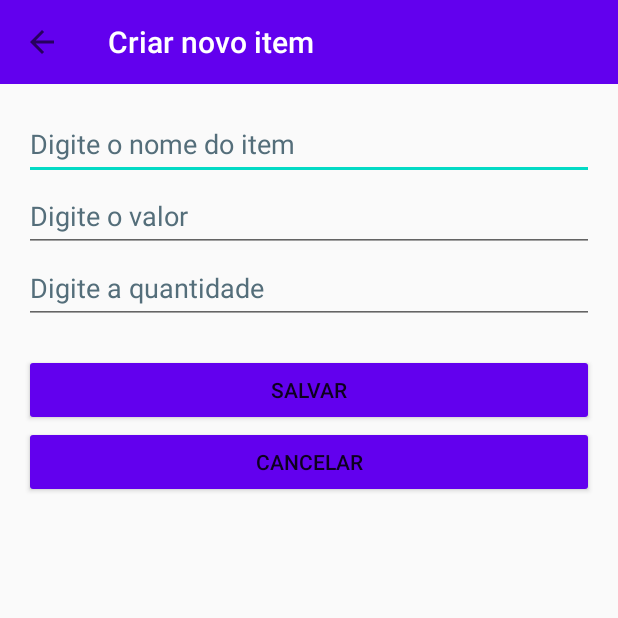
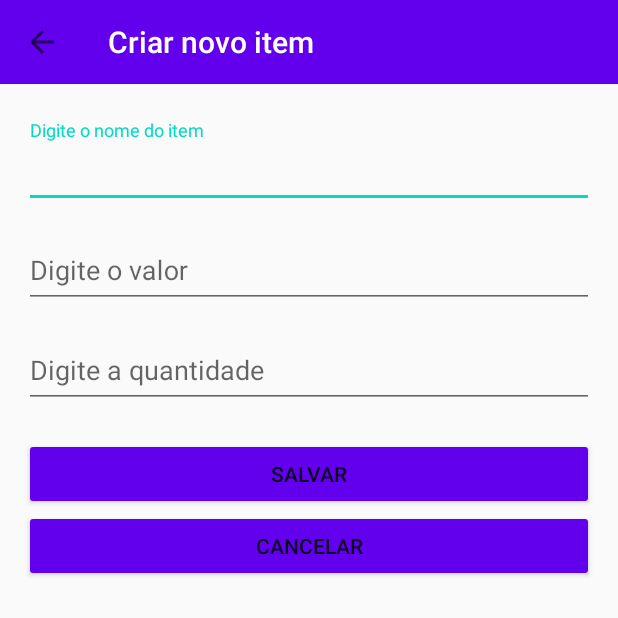
Before and after one commit to luizfelipetorres/kotlin_shopping-list, an Android app: the screen it shows after launch (AddItemActivity), after a tap on "Botão para criar um novo item na lista", on a phone screen of 412 x 824 dp, the top half of it. Run offline under Robolectric (Android 15) with nearby library versions, the phone set to English and light mode, and no system bars.

```diff
--- a/app/src/main/java/com/lftf/simplelist/data/DataManager.kt
+++ b/app/src/main/java/com/lftf/simplelist/data/DataManager.kt
@@ -27,18 +27,18 @@ object DataManager {
 
     private fun getExamples(): List<ItemModel> {
         with(list) {
-            add(ItemModel("Sabão", value = 1f))
-            add(ItemModel("Batatas", value = 1f))
-            add(ItemModel("Cenoura", value = 1f))
-            add(ItemModel("Abacate", value = 1f))
-            add(ItemModel("Shampoo", value = 1f))
-            add(ItemModel("Sabonete", value = 1f))
-            add(ItemModel("Farinha", value = 1f))
-            add(ItemModel("Sucrilhos", value = 1f))
-            add(ItemModel("Aipim", value = 1f))
-            add(ItemModel("Soja", value = 1f))
-            add(ItemModel("Ervilha", value = 1f))
-            add(ItemModel("Milho", value = 1f))
+            add(ItemModel(title = "Sabão", value = 1f))
+            add(ItemModel(title ="Batatas", value = 1f))
+            add(ItemModel(title ="Cenoura", value = 1f))
+            add(ItemModel(title ="Abacate", value = 1f))
+            add(ItemModel(title ="Shampoo", value = 1f))
+            add(ItemModel(title ="Sabonete", value = 1f))
+            add(ItemModel(title ="Farinha", value = 1f))
+            add(ItemModel(title ="Sucrilhos", value = 1f))
+            add(ItemModel(title ="Aipim", value = 1f))
+            add(ItemModel(title ="Soja", value = 1f))
+            add(ItemModel(title ="Ervilha", value = 1f))
+            add(ItemModel(title ="Milho", value = 1f))
         }
         return list
     }
--- a/app/src/main/res/layout/activity_add_item.xml
+++ b/app/src/main/res/layout/activity_add_item.xml
@@ -6,10 +6,7 @@
     android:layout_width="match_parent"
     android:layout_height="match_parent">
 
-    <include
-        layout="@layout/toolbar"
-        app:layout_constraintStart_toStartOf="parent"
-        android:id="@+id/toolbar"/>
+    <include layout="@layout/toolbar" android:id="@+id/toolbar"/>
 
     <android.support.constraint.ConstraintLayout
         android:layout_width="match_parent"
@@ -20,24 +17,40 @@
         tools:context=".addItem.AddItemActivity">
 
 
-        <EditText
+        <android.support.design.widget.TextInputLayout
+            android:id="@+id/field_title_layout"
+            android:layout_width="0dp"
+            android:layout_height="wrap_content"
+            android:layout_marginVertical="@dimen/margin_til"
+            app:layout_constraintEnd_toEndOf="parent"
+            app:layout_constraintStart_toStartOf="parent"
+            app:layout_constraintTop_toTopOf="parent">
+
+            <android.support.design.widget.TextInputEditText
                 android:id="@+id/field_title"
-            android:layout_width="0dp"
+                android:layout_width="match_parent"
                 android:layout_height="wrap_content"
                 android:autofillHints=""
                 android:ems="10"
                 android:hint="@string/title_hint"
                 android:inputType="textPersonName"
                 android:minHeight="48dp"
-            android:textColorHint="#546E7A"
+                android:textColorHint="#546E7A" />
+        </android.support.design.widget.TextInputLayout>
+
+        <android.support.design.widget.TextInputLayout
+            android:id="@+id/field_value_layout"
+            android:layout_width="0dp"
+            android:layout_height="wrap_content"
+            android:layout_marginVertical="@dimen/margin_til"
             app:layout_constraintEnd_toEndOf="parent"
             app:layout_constraintStart_toStartOf="parent"
-            app:layout_constraintTop_toTopOf="parent"
-            />
+            app:layout_constraintTop_toBottomOf="@+id/field_title_layout">
+
 
             <EditText
                 android:id="@+id/field_value"
-            android:layout_width="0dp"
+                android:layout_width="match_parent"
                 android:layout_height="wrap_content"
                 android:autofillHints=""
                 android:ems="10"
@@ -46,12 +59,21 @@
                 android:minHeight="48dp"
                 android:textColorHint="#546E7A"
                 app:layout_constraintEnd_toEndOf="parent"
+                app:layout_constraintStart_toStartOf="parent" />
+        </android.support.design.widget.TextInputLayout>
+
+        <android.support.design.widget.TextInputLayout
+            android:id="@+id/field_quantity_layout"
+            android:layout_width="0dp"
+            android:layout_height="wrap_content"
+            android:layout_marginVertical="@dimen/margin_til"
+            app:layout_constraintEnd_toEndOf="parent"
             app:layout_constraintStart_toStartOf="parent"
-            app:layout_constraintTop_toBottomOf="@+id/field_title" />
+            app:layout_constraintTop_toBottomOf="@+id/field_value_layout">
 
             <EditText
                 android:id="@+id/field_quantity"
-            android:layout_width="0dp"
+                android:layout_width="match_parent"
                 android:layout_height="wrap_content"
                 android:autofillHints=""
                 android:ems="10"
@@ -60,8 +82,8 @@
                 android:minHeight="48dp"
                 android:textColorHint="#546E7A"
                 app:layout_constraintEnd_toEndOf="parent"
-            app:layout_constraintStart_toStartOf="parent"
-            app:layout_constraintTop_toBottomOf="@+id/field_value" />
+                app:layout_constraintStart_toStartOf="parent" />
+        </android.support.design.widget.TextInputLayout>
 
         <Button
             android:id="@+id/button_save"
@@ -70,7 +92,7 @@
             android:layout_marginTop="20dp"
             android:text="@string/bt_save_text"
             app:layout_constraintEnd_toEndOf="parent"
-            app:layout_constraintTop_toBottomOf="@id/field_quantity" />
+            app:layout_constraintTop_toBottomOf="@id/field_quantity_layout" />
 
         <Button
             android:id="@+id/button_cancel"
--- /dev/null
+++ b/app/src/main/res/values/dimens.xml
@@ -0,0 +1,4 @@
+<?xml version="1.0" encoding="utf-8"?>
+<resources>
+    <dimen name="margin_til">8dp</dimen>
+</resources>
```
Also changed, not shown: app/src/main/java/com/lftf/simplelist/addItem/AddItemActivity.kt (+32 -12 lines), app/src/main/java/com/lftf/simplelist/data/DatabaseHelper.kt (added, +31 -0 lines), app/src/main/java/com/lftf/simplelist/models/ItemModel.kt (+14 -1 lines), app/src/main/java/com/lftf/simplelist/repository/ItemRepository.kt (added, +25 -0 lines). Lines whose indentation alone changed are shown as unchanged.
